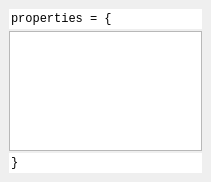
First picture: the form in src/propertieswidget.ui, repository eigenbom/MQ-Sprite, before the edit.
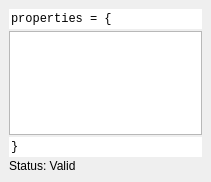
Second picture: the form after the edit.

Commit message: Added formatting to properties widget

The edit to the form file:
```diff
--- a/src/propertieswidget.ui
+++ b/src/propertieswidget.ui
@@ -48,7 +48,7 @@
     </widget>
    </item>
    <item>
-    <widget class="QPlainTextEdit" name="textEditProperties">
+    <widget class="QTextEdit" name="textEditProperties">
      <property name="font">
       <font>
        <family>Consolas</family>
@@ -57,14 +57,8 @@
      <property name="toolTip">
       <string>JSON formatted properties.</string>
      </property>
-     <property name="plainText">
-      <string/>
-     </property>
-     <property name="tabStopWidth">
-      <number>20</number>
-     </property>
-     <property name="placeholderText">
-      <string/>
+     <property name="acceptRichText">
+      <bool>false</bool>
      </property>
     </widget>
    </item>
@@ -86,6 +80,13 @@
      </property>
     </widget>
    </item>
+   <item>
+    <widget class="QLabel" name="labelParseStatus">
+     <property name="text">
+      <string>Status: Valid</string>
+     </property>
+    </widget>
+   </item>
   </layout>
  </widget>
  <resources/>
```
The commit also changes 2 other files.
